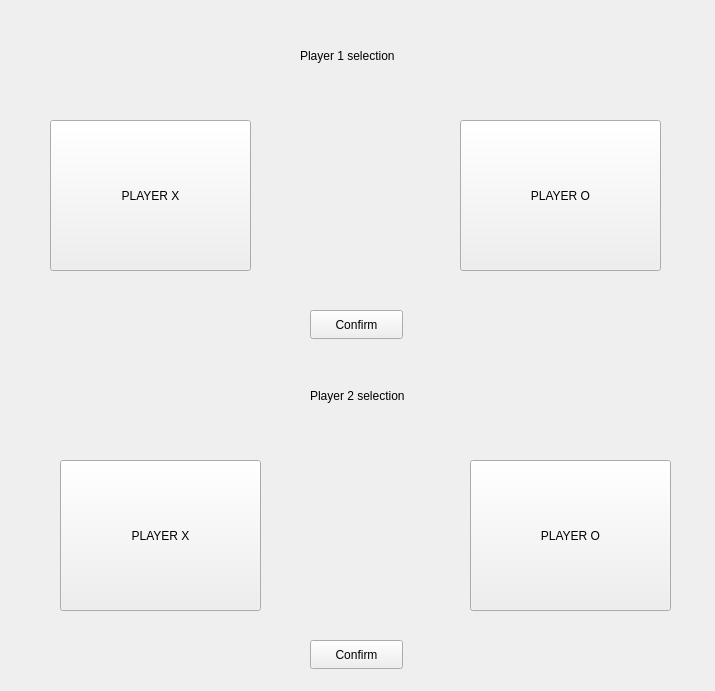
TadrosMaged/TicTacToe_Game, file Qt_2/playerselection.ui: the form before one commit.
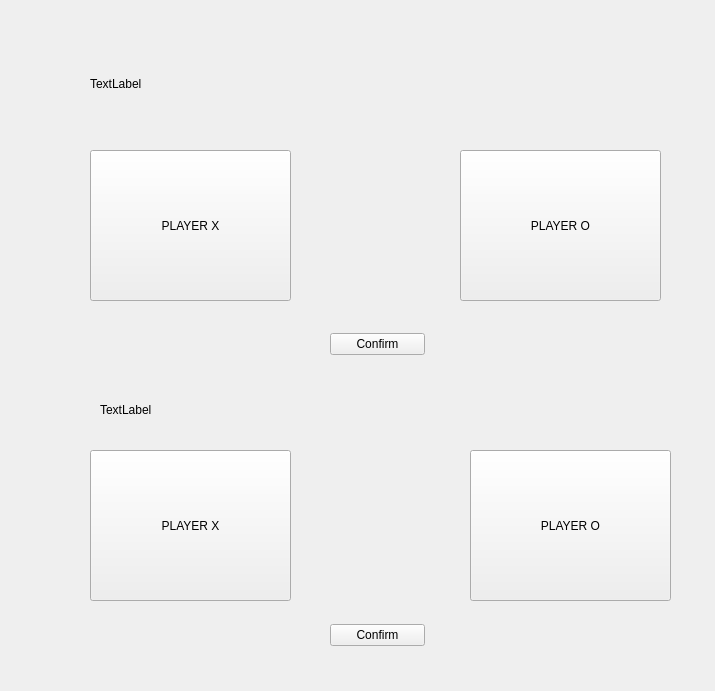
The form after the commit.

What changed in the file:
```diff
--- a/Qt_2/playerselection.ui
+++ b/Qt_2/playerselection.ui
@@ -13,11 +13,14 @@
   <property name="windowTitle">
    <string>Form</string>
   </property>
+  <property name="layoutDirection">
+   <enum>Qt::RightToLeft</enum>
+  </property>
   <widget class="QPushButton" name="pushButton">
    <property name="geometry">
     <rect>
-     <x>50</x>
-     <y>120</y>
+     <x>90</x>
+     <y>150</y>
      <width>201</width>
      <height>151</height>
     </rect>
@@ -26,24 +29,11 @@
     <string>PLAYER X</string>
    </property>
   </widget>
-  <widget class="QLabel" name="label">
-   <property name="geometry">
-    <rect>
-     <x>300</x>
-     <y>30</y>
-     <width>121</width>
-     <height>51</height>
-    </rect>
-   </property>
-   <property name="text">
-    <string>Player 1 selection</string>
-   </property>
-  </widget>
   <widget class="QPushButton" name="pushButton_2">
    <property name="geometry">
     <rect>
      <x>460</x>
-     <y>120</y>
+     <y>150</y>
      <width>201</width>
      <height>151</height>
     </rect>
@@ -56,7 +46,7 @@
    <property name="geometry">
     <rect>
      <x>470</x>
-     <y>460</y>
+     <y>450</y>
      <width>201</width>
      <height>151</height>
     </rect>
@@ -65,24 +55,11 @@
     <string>PLAYER O</string>
    </property>
   </widget>
-  <widget class="QLabel" name="label_2">
-   <property name="geometry">
-    <rect>
-     <x>310</x>
-     <y>370</y>
-     <width>121</width>
-     <height>51</height>
-    </rect>
-   </property>
-   <property name="text">
-    <string>Player 2 selection</string>
-   </property>
-  </widget>
   <widget class="QPushButton" name="pushButton_4">
    <property name="geometry">
     <rect>
-     <x>60</x>
-     <y>460</y>
+     <x>90</x>
+     <y>450</y>
      <width>201</width>
      <height>151</height>
     </rect>
@@ -91,32 +68,61 @@
     <string>PLAYER X</string>
    </property>
   </widget>
-  <widget class="QPushButton" name="pushButton_5">
+  <widget class="QLabel" name="label_4">
    <property name="geometry">
     <rect>
-     <x>310</x>
-     <y>310</y>
-     <width>93</width>
-     <height>29</height>
+     <x>100</x>
+     <y>400</y>
+     <width>559</width>
+     <height>20</height>
     </rect>
    </property>
    <property name="text">
-    <string>Confirm</string>
+    <string>TextLabel</string>
    </property>
   </widget>
-  <widget class="QPushButton" name="pushButton_6">
+  <widget class="QLabel" name="label_3">
    <property name="geometry">
     <rect>
-     <x>310</x>
-     <y>640</y>
-     <width>93</width>
-     <height>29</height>
+     <x>90</x>
+     <y>60</y>
+     <width>551</width>
+     <height>47</height>
     </rect>
    </property>
+   <property name="layoutDirection">
+    <enum>Qt::LeftToRight</enum>
+   </property>
    <property name="text">
-    <string>Confirm</string>
+    <string>TextLabel</string>
    </property>
   </widget>
+  <widget class="QWidget" name="">
+   <property name="geometry">
+    <rect>
+     <x>330</x>
+     <y>70</y>
+     <width>95</width>
+     <height>841</height>
+    </rect>
+   </property>
+   <layout class="QVBoxLayout" name="verticalLayout">
+    <item>
+     <widget class="QPushButton" name="pushButton_5">
+      <property name="text">
+       <string>Confirm</string>
+      </property>
+     </widget>
+    </item>
+    <item>
+     <widget class="QPushButton" name="pushButton_6">
+      <property name="text">
+       <string>Confirm</string>
+      </property>
+     </widget>
+    </item>
+   </layout>
+  </widget>
  </widget>
  <resources/>
  <connections/>
```
